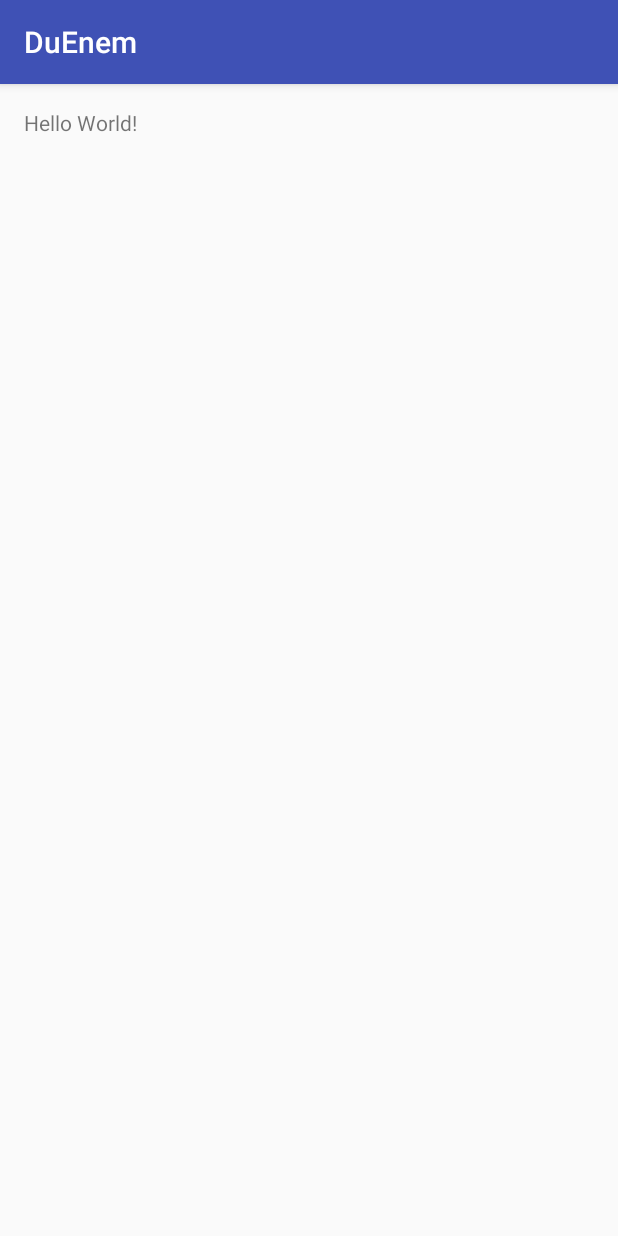
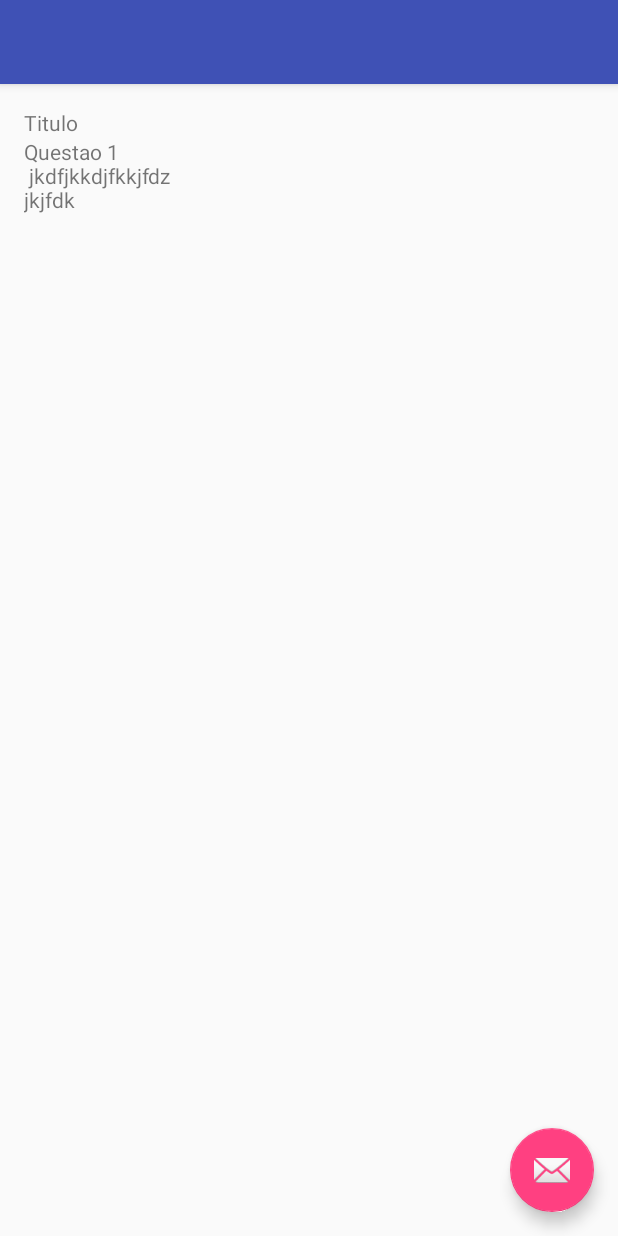
Before and after one commit to leandrovianna/DuEnem, an Android app: the screen it shows after launch (MainActivity before the commit, QuestionActivity after it), on a phone screen of 412 x 824 dp. Run offline under Robolectric (Android 15) with nearby library versions, the phone set to English and light mode, and no system bars.

Commit message:
add Class Question and Activity Question

```diff
--- a/app/build.gradle
+++ b/app/build.gradle
@@ -25,5 +25,6 @@ dependencies {
         exclude group: 'com.android.support', module: 'support-annotations'
     })
     compile 'com.android.support:appcompat-v7:25.1.1'
+    compile 'com.android.support:design:25.1.1'
     testCompile 'junit:junit:4.12'
 }
--- a/app/src/main/AndroidManifest.xml
+++ b/app/src/main/AndroidManifest.xml
@@ -15,6 +15,10 @@
                 <category android:name="android.intent.category.LAUNCHER" />
             </intent-filter>
         </activity>
+        <activity
+            android:name=".QuestionActivity"
+            android:label="@string/title_activity_question"
+            android:theme="@style/AppTheme.NoActionBar"></activity>
     </application>
 
 </manifest>
--- a/app/src/main/java/com/duenem/MainActivity.java
+++ b/app/src/main/java/com/duenem/MainActivity.java
@@ -1,5 +1,6 @@
 package com.duenem;
 
+import android.content.Intent;
 import android.support.v7.app.AppCompatActivity;
 import android.os.Bundle;
 
@@ -9,5 +10,8 @@ public class MainActivity extends AppCompatActivity {
     protected void onCreate(Bundle savedInstanceState) {
         super.onCreate(savedInstanceState);
         setContentView(R.layout.activity_main);
+        Intent intent = new Intent(this, QuestionActivity.class);
+        intent.putExtra("QUESTION", new Question());
+        startActivity(intent);
     }
 }
--- /dev/null
+++ b/app/src/main/java/com/duenem/Question.java
@@ -0,0 +1,33 @@
+package com.duenem;
+
+import android.app.Activity;
+import android.content.Context;
+import android.view.LayoutInflater;
+import android.view.View;
+import android.view.ViewGroup;
+import android.widget.LinearLayout;
+import android.widget.TextView;
+
+
+import java.io.Serializable;
+
+/**
+ * Created by misael on 01/06/17.
+ */
+
+public class Question  implements Serializable {
+    private StringBuffer text;
+    public Question(){
+        text = new StringBuffer();
+    }
+
+    public void buildContent(Activity activity, ViewGroup parent){
+        TextView text = (TextView) activity.getLayoutInflater().inflate(R.layout.simple_text_content, parent, false);
+        text.setText(this.text);
+        parent.addView(text);
+    }
+
+    public void addText(CharSequence s){
+        this.text.append(s);
+    }
+}
--- /dev/null
+++ b/app/src/main/java/com/duenem/QuestionActivity.java
@@ -0,0 +1,39 @@
+package com.duenem;
+
+import android.os.Bundle;
+import android.support.design.widget.FloatingActionButton;
+import android.support.design.widget.Snackbar;
+import android.support.v7.app.AppCompatActivity;
+import android.support.v7.widget.Toolbar;
+import android.view.View;
+import android.widget.LinearLayout;
+
+public class QuestionActivity extends AppCompatActivity {
+
+    @Override
+    protected void onCreate(Bundle savedInstanceState) {
+        super.onCreate(savedInstanceState);
+        Toolbar toolbar = (Toolbar) findViewById(R.id.toolbar);
+        setSupportActionBar(toolbar);
+        setContentView(R.layout.activity_question);
+
+        Question question = (Question)getIntent().getSerializableExtra("QUESTION");
+        question.addText((CharSequence)"Questao 1\n jkdfjkkdjfkkjfdz\njkjfdk\n");
+        LinearLayout layout = (LinearLayout) findViewById(R.id.content_question);
+        question.buildContent(this, layout);
+
+
+        FloatingActionButton fab = (FloatingActionButton) findViewById(R.id.fab);
+        fab.setOnClickListener(new View.OnClickListener() {
+            @Override
+            public void onClick(View view) {
+                Snackbar.make(view, "Replace with your own action", Snackbar.LENGTH_LONG)
+                        .setAction("Action", null).show();
+
+
+            }
+        });
+
+    }
+
+}
--- /dev/null
+++ b/app/src/main/res/layout/activity_question.xml
@@ -0,0 +1,34 @@
+<?xml version="1.0" encoding="utf-8"?>
+<android.support.design.widget.CoordinatorLayout xmlns:android="http://schemas.android.com/apk/res/android"
+    xmlns:app="http://schemas.android.com/apk/res-auto"
+    xmlns:tools="http://schemas.android.com/tools"
+    android:layout_width="match_parent"
+    android:layout_height="match_parent"
+    android:fitsSystemWindows="true"
+    tools:context="com.duenem.QuestionActivity">
+
+    <android.support.design.widget.AppBarLayout
+        android:layout_width="match_parent"
+        android:layout_height="wrap_content"
+        android:theme="@style/AppTheme.AppBarOverlay">
+
+        <android.support.v7.widget.Toolbar
+            android:id="@+id/toolbar"
+            android:layout_width="match_parent"
+            android:layout_height="?attr/actionBarSize"
+            android:background="?attr/colorPrimary"
+            app:popupTheme="@style/AppTheme.PopupOverlay" />
+
+    </android.support.design.widget.AppBarLayout>
+
+    <include layout="@layout/content_question" />
+
+    <android.support.design.widget.FloatingActionButton
+        android:id="@+id/fab"
+        android:layout_width="wrap_content"
+        android:layout_height="wrap_content"
+        android:layout_gravity="bottom|end"
+        android:layout_margin="@dimen/fab_margin"
+        app:srcCompat="@android:drawable/ic_dialog_email" />
+
+</android.support.design.widget.CoordinatorLayout>
--- /dev/null
+++ b/app/src/main/res/layout/content_question.xml
@@ -0,0 +1,23 @@
+<?xml version="1.0" encoding="utf-8"?>
+<LinearLayout xmlns:android="http://schemas.android.com/apk/res/android"
+    xmlns:app="http://schemas.android.com/apk/res-auto"
+    xmlns:tools="http://schemas.android.com/tools"
+    android:id="@+id/content_question"
+    android:orientation="vertical"
+    android:layout_width="match_parent"
+    android:layout_height="match_parent"
+    android:paddingBottom="@dimen/activity_vertical_margin"
+    android:paddingLeft="@dimen/activity_horizontal_margin"
+    android:paddingRight="@dimen/activity_horizontal_margin"
+    android:paddingTop="@dimen/activity_vertical_margin"
+    app:layout_behavior="@string/appbar_scrolling_view_behavior"
+    tools:context="com.duenem.QuestionActivity"
+    tools:showIn="@layout/activity_question">
+
+    <TextView
+        android:layout_width="wrap_content"
+        android:layout_height="wrap_content"
+        android:text="Titulo"/>
+
+
+</LinearLayout>
--- /dev/null
+++ b/app/src/main/res/layout/linear_layout_content.xml
@@ -0,0 +1,7 @@
+<?xml version="1.0" encoding="utf-8"?>
+<LinearLayout xmlns:android="http://schemas.android.com/apk/res/android"
+    android:layout_width="match_parent"
+    android:layout_height="match_parent"
+    android:id = "@+id/linear_layout_content">
+
+</LinearLayout>
--- /dev/null
+++ b/app/src/main/res/layout/simple_text_content.xml
@@ -0,0 +1,7 @@
+<?xml version="1.0" encoding="utf-8"?>
+<TextView xmlns:android="http://schemas.android.com/apk/res/android"
+    android:layout_width="match_parent"
+    android:layout_height="match_parent"
+    android:id="@+id/simple_text_content">
+
+</TextView>
--- /dev/null
+++ b/app/src/main/res/values-v21/styles.xml
@@ -0,0 +1,9 @@
+<resources>
+
+    <style name="AppTheme.NoActionBar">
+        <item name="windowActionBar">false</item>
+        <item name="windowNoTitle">true</item>
+        <item name="android:windowDrawsSystemBarBackgrounds">true</item>
+        <item name="android:statusBarColor">@android:color/transparent</item>
+    </style>
+</resources>
--- a/app/src/main/res/values/dimens.xml
+++ b/app/src/main/res/values/dimens.xml
@@ -2,4 +2,5 @@
     <!-- Default screen margins, per the Android Design guidelines. -->
     <dimen name="activity_horizontal_margin">16dp</dimen>
     <dimen name="activity_vertical_margin">16dp</dimen>
+    <dimen name="fab_margin">16dp</dimen>
 </resources>
--- a/app/src/main/res/values/strings.xml
+++ b/app/src/main/res/values/strings.xml
@@ -1,3 +1,4 @@
 <resources>
     <string name="app_name">DuEnem</string>
+    <string name="title_activity_question">Question</string>
 </resources>
--- a/app/src/main/res/values/styles.xml
+++ b/app/src/main/res/values/styles.xml
@@ -8,4 +8,13 @@
         <item name="colorAccent">@color/colorAccent</item>
     </style>
 
+    <style name="AppTheme.NoActionBar">
+        <item name="windowActionBar">false</item>
+        <item name="windowNoTitle">true</item>
+    </style>
+
+    <style name="AppTheme.AppBarOverlay" parent="ThemeOverlay.AppCompat.Dark.ActionBar" />
+
+    <style name="AppTheme.PopupOverlay" parent="ThemeOverlay.AppCompat.Light" />
+
 </resources>
```
